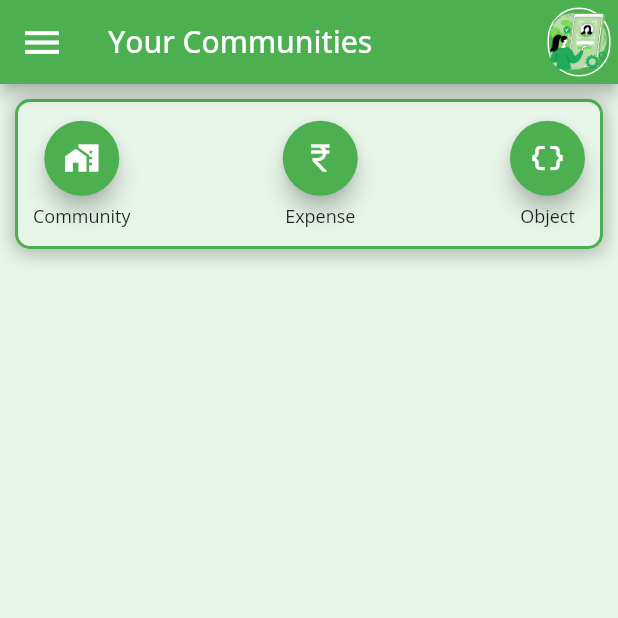
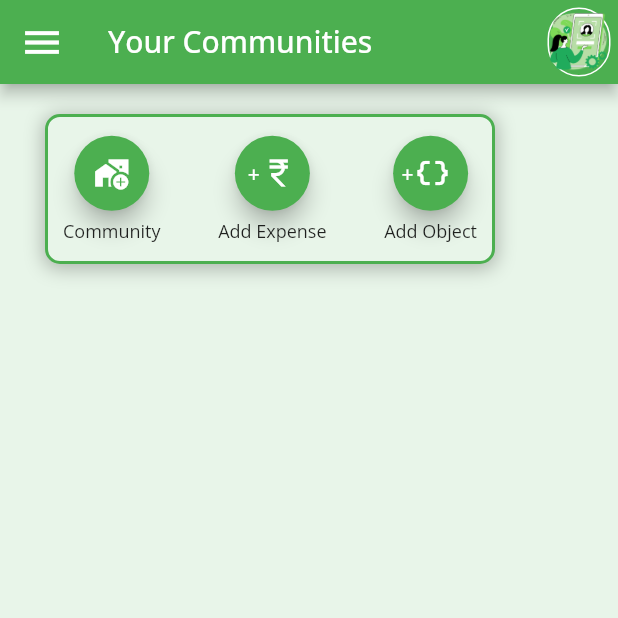
Before and after one commit to Aditya-Y-29/DEP, a Flutter app: the MyHomePage screen opened by its route, on a phone screen of 412 x 824 dp, the top half of it. Run offline on Flutter 3.47's test engine with Material 2 defaults, Android fonts, the phone set to English and light mode, and no system bars; our stand-ins replace animated_theme_switcher, cloud_firestore, firebase_auth, firebase_core, flutter_contacts, flutter_screenutil and 4 more; accounts and stored records are empty.

Commit message:
quick action bar improved

```diff
--- a/hello_world/lib/Pages/main_pages/home_page.dart
+++ b/hello_world/lib/Pages/main_pages/home_page.dart
@@ -69,11 +69,12 @@ class _MyHomePageState extends State<MyHomePage> {
       body: Consumer<DataProvider>(
         builder: (context, communityDataProvider, child) {
           return Column(
-            // mainAxisAlignment: MainAxisAlignment.spaceBetween,
+            // crossAxisAlignment: CrossAxisAlignment.center,
             children: [
-              Container(
+              Container (
                 height: 100,
-                margin: const EdgeInsets.all(10),
+                width: 300,
+                margin: const EdgeInsets.only(left: 30, right: 30, top: 20, bottom: 20),
                 padding: const EdgeInsets.all(10),
                 decoration: BoxDecoration(
                   borderRadius: BorderRadius.circular(10),
@@ -112,7 +113,7 @@ class _MyHomePageState extends State<MyHomePage> {
                                     );
                                   },
                                   backgroundColor: Colors.green,
-                                  child: const Icon(Icons.home_work),
+                                  child: const Icon(Icons.add_home_work),
                                 ),
                               ),
                               const Text(
@@ -141,11 +142,19 @@ class _MyHomePageState extends State<MyHomePage> {
                                     );
                                   },
                                   backgroundColor: Colors.green,
-                                  child: const Icon(Icons.currency_rupee_outlined),
+                                  child: Container(
+                                    margin: const EdgeInsets.all(8),
+                                    child:  Row(
+                                      children: const [
+                                        Text("+"),
+                                        Icon(Icons.currency_rupee_outlined),
+                                      ],
+                                    ),
+                                  )
                                 ),
                               ),
                               const Text(
-                                "Expense",
+                                "Add Expense",
                                 style: TextStyle(
                                   fontSize: 12,
                                 ),
@@ -199,11 +208,19 @@ class _MyHomePageState extends State<MyHomePage> {
                                     );
                                   },
                                   backgroundColor: Colors.green,
-                                  child: const Icon(Icons.data_object),
+                                  child: Container(
+                                    margin: const EdgeInsets.all(5),
+                                    child:  Row(
+                                      children: const [
+                                        Text("+"),
+                                        Icon(Icons.data_object),
+                                      ],
+                                    ),
+                                  )
                                 ),
                               ),
                               const Text(
-                                  "Object",
+                                  "Add Object",
                                 style: TextStyle(
                                   fontSize: 12,
                                 ),
```
Also changed, not shown: hello_world/lib/Pages/main_pages/community_page.dart (+22 -5 lines).
